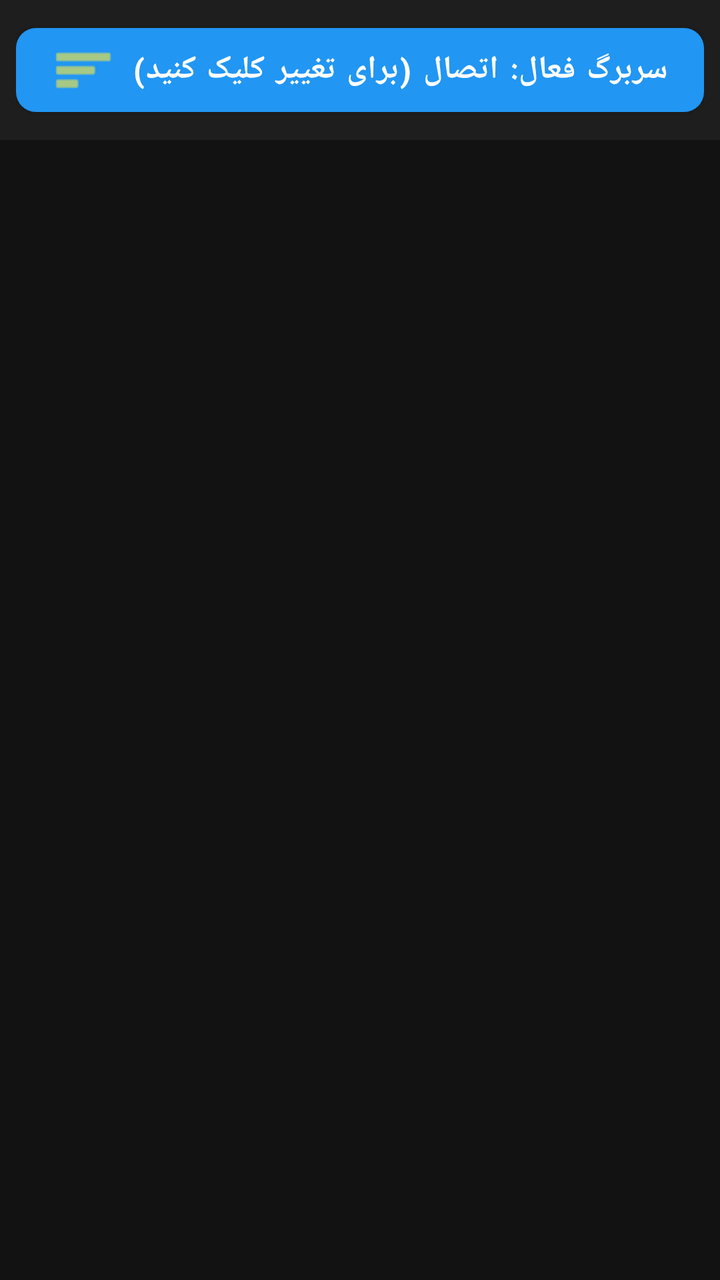
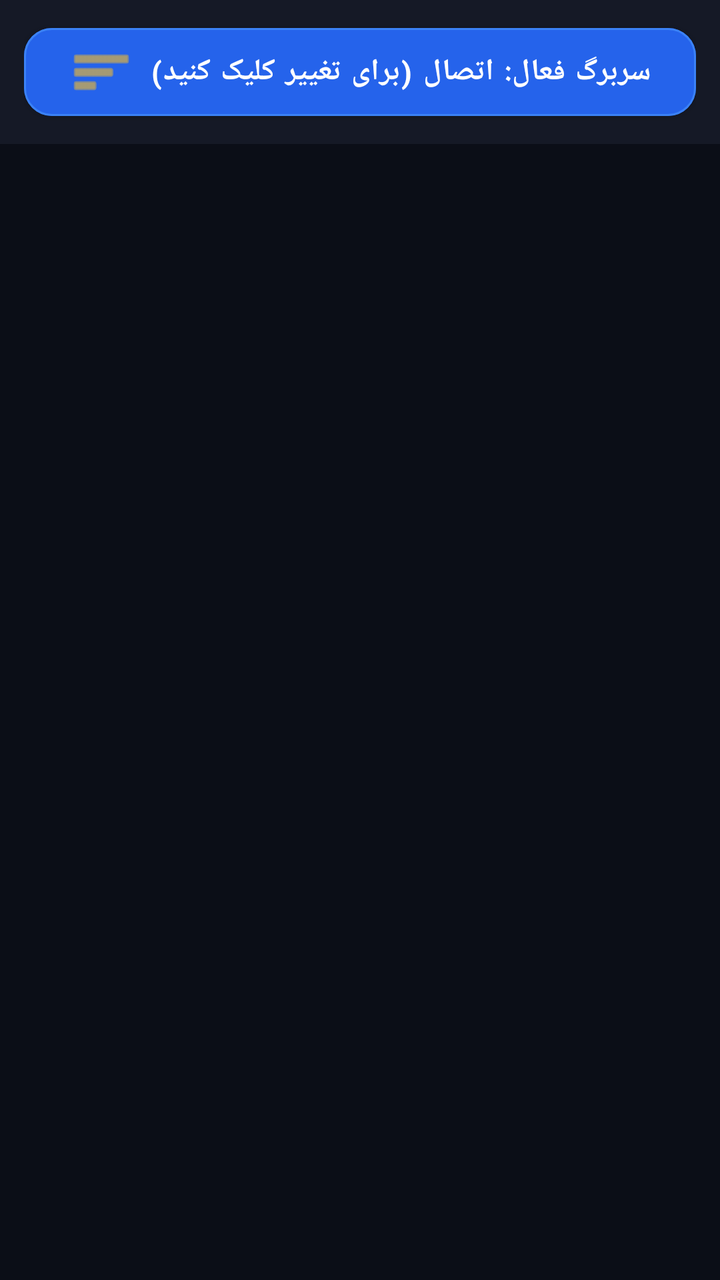

Compare the two renders of this Android layout. The source of the first and the diff that turns it into the second are given below.
<!-- AndroidManifest.xml: application theme Theme.GMScreenAccessible -->
<!-- res/layout/activity_main.xml -->
<?xml version="1.0" encoding="utf-8"?>
<LinearLayout xmlns:android="http://schemas.android.com/apk/res/android"
    xmlns:app="http://schemas.android.com/apk/res-auto"
    android:layout_width="match_parent"
    android:layout_height="match_parent"
    android:orientation="vertical"
    android:background="@color/dark_bg">

    
    <LinearLayout
        android:id="@+id/headerContainer"
        android:layout_width="match_parent"
        android:layout_height="wrap_content"
        android:orientation="vertical"
        android:background="@color/card_bg"
        android:padding="8dp">

        <com.google.android.material.button.MaterialButton
            android:id="@+id/btnActiveTab"
            android:layout_width="match_parent"
            android:layout_height="54dp"
            android:text="سربرگ فعال: اتصال (برای تغییر کلیک کنید)"
            android:contentDescription="سربرگ فعال: اتصال. برای تغییر سربرگ دو بار ضربه بزنید"
            android:textColor="@color/white"
            android:textSize="16sp"
            android:textStyle="bold"
            app:icon="@android:drawable/ic_menu_sort_by_size"
            app:iconGravity="textStart"
            app:iconTint="@color/accent_yellow"
            app:backgroundTint="@color/primary"
            app:cornerRadius="10dp" />

    </LinearLayout>

    
    <androidx.viewpager2.widget.ViewPager2
        android:id="@+id/viewPager"
        android:layout_width="match_parent"
        android:layout_height="0dp"
        android:layout_weight="1" />

</LinearLayout>
<!-- resources referenced by this layout -->
<resources>
  <color name="accent_yellow">#FFFFEB3B</color>
  <color name="card_bg">#FF1E1E1E</color>
  <color name="dark_bg">#FF121212</color>
  <color name="primary">#FF2196F3</color>
  <color name="white">#FFFFFFFF</color>
  <style name="Theme.GMScreenAccessible" parent="Theme.MaterialComponents.DayNight.NoActionBar">
          <item name="colorPrimary">@color/primary</item>
          <item name="colorPrimaryVariant">@color/primary_variant</item>
          <item name="colorOnPrimary">@color/white</item>
          <item name="colorSecondary">@color/secondary</item>
          <item name="android:statusBarColor">@color/dark_bg</item>
          <item name="android:windowBackground">@color/dark_bg</item>
      </style>
  <color name="primary_variant">#FF1976D2</color>
  <color name="secondary">#FFFF9800</color>
</resources>

<!-- the commit's change to res/layout/activity_main.xml (unified diff, before → after) -->
@@ -13,22 +13,25 @@
         android:layout_height="wrap_content"
         android:orientation="vertical"
         android:background="@color/card_bg"
-        android:padding="8dp">
+        android:paddingHorizontal="12dp"
+        android:paddingVertical="8dp">
 
         <com.google.android.material.button.MaterialButton
             android:id="@+id/btnActiveTab"
             android:layout_width="match_parent"
-            android:layout_height="54dp"
+            android:layout_height="56dp"
             android:text="سربرگ فعال: اتصال (برای تغییر کلیک کنید)"
             android:contentDescription="سربرگ فعال: اتصال. برای تغییر سربرگ دو بار ضربه بزنید"
             android:textColor="@color/white"
-            android:textSize="16sp"
+            android:textSize="15sp"
             android:textStyle="bold"
             app:icon="@android:drawable/ic_menu_sort_by_size"
             app:iconGravity="textStart"
             app:iconTint="@color/accent_yellow"
             app:backgroundTint="@color/primary"
-            app:cornerRadius="10dp" />
+            app:strokeColor="@color/primary_light"
+            app:strokeWidth="1dp"
+            app:cornerRadius="14dp" />
 
     </LinearLayout>
 
<!-- resource entries referenced after the edit -->
@@ -1,19 +1,35 @@
 <!-- resources referenced by this layout -->
 <resources>
-  <color name="accent_yellow">#FFFFEB3B</color>
-  <color name="card_bg">#FF1E1E1E</color>
-  <color name="dark_bg">#FF121212</color>
-  <color name="primary">#FF2196F3</color>
+  <color name="accent_yellow">#FFFBBF24</color>
+  <color name="card_bg">#FF151926</color>
+  <color name="dark_bg">#FF0B0E17</color>
+  <color name="primary">#FF2563EB</color>
+  <color name="primary_light">#FF3B82F6</color>
   <color name="white">#FFFFFFFF</color>
   <style name="Theme.GMScreenAccessible" parent="Theme.MaterialComponents.DayNight.NoActionBar">
           <item name="colorPrimary">@color/primary</item>
           <item name="colorPrimaryVariant">@color/primary_variant</item>
           <item name="colorOnPrimary">@color/white</item>
           <item name="colorSecondary">@color/secondary</item>
+          <item name="colorSurface">@color/card_bg</item>
+          <item name="colorOnSurface">@color/text_primary</item>
           <item name="android:statusBarColor">@color/dark_bg</item>
+          <item name="android:navigationBarColor">@color/dark_bg</item>
           <item name="android:windowBackground">@color/dark_bg</item>
+          <item name="materialAlertDialogTheme">@style/CustomMaterialAlertDialogTheme</item>
       </style>
-  <color name="primary_variant">#FF1976D2</color>
-  <color name="secondary">#FFFF9800</color>
+  <color name="primary_variant">#FF1D4ED8</color>
+  <color name="secondary">#FFF59E0B</color>
+  <color name="text_primary">#FFF8FAFC</color>
+  <style name="CustomMaterialAlertDialogTheme" parent="ThemeOverlay.MaterialComponents.MaterialAlertDialog">
+          <item name="colorSurface">@color/card_bg_elevated</item>
+          <item name="colorOnSurface">@color/text_primary</item>
+          <item name="colorPrimary">@color/primary_light</item>
+          <item name="shapeAppearanceOverlay">@style/DialogShapeAppearance</item>
+      </style>
+  <color name="card_bg_elevated">#FF1E2436</color>
+  <style name="DialogShapeAppearance" parent="">
+          <item name="cornerSize">16dp</item>
+      </style>
 </resources>
 
